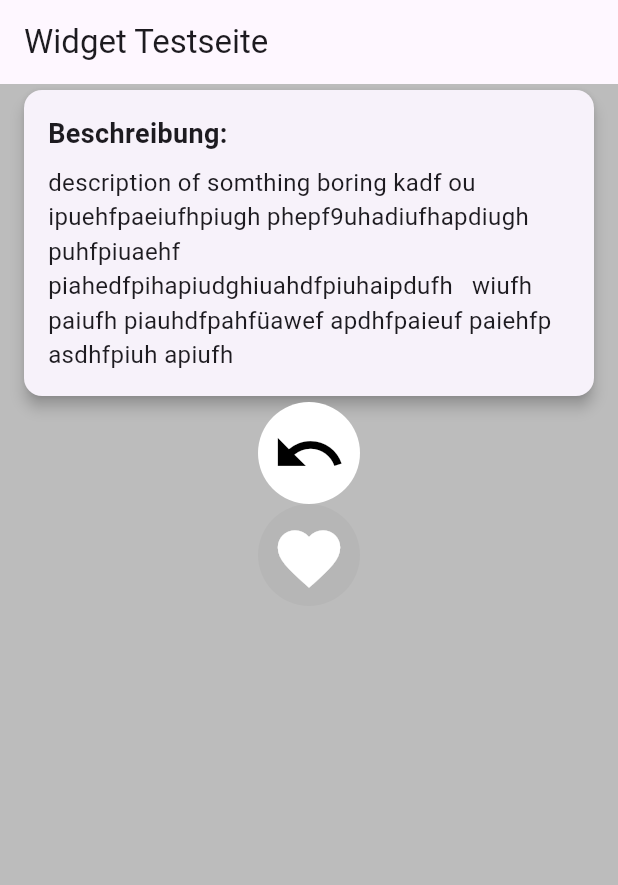
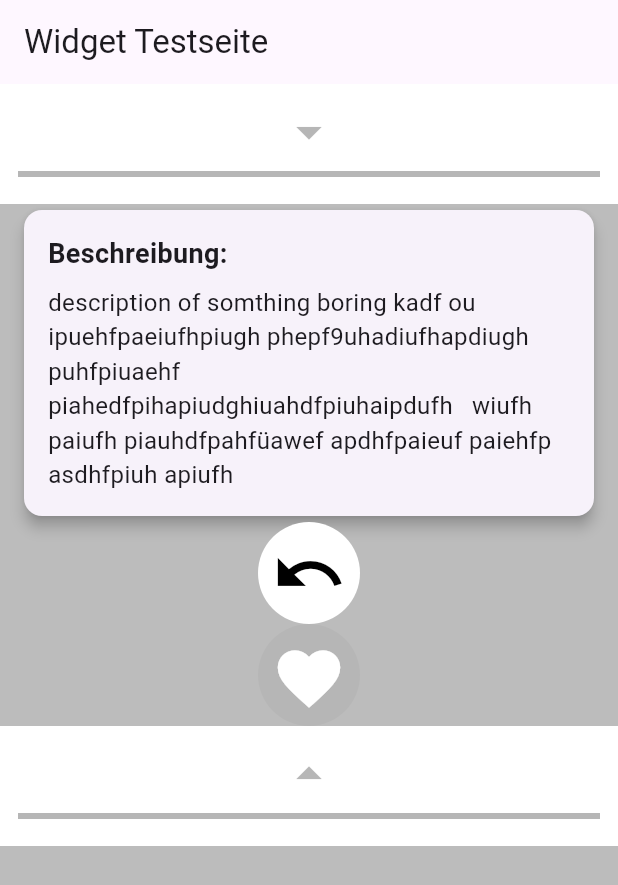
Before and after one commit to Sauttets/VinoVeritas, a Flutter app: the screen it shows after launch, on a phone screen of 412 x 824 dp. Shown: the top 885 px of the screen. Run offline on Flutter 3.47's test engine with Material 3 defaults, Android fonts, the phone set to English and light mode, and no system bars; drawn by our look-alikes of like_button.

```diff
--- a/lib/src/features/general_feature/widgets/test_page.dart
+++ b/lib/src/features/general_feature/widgets/test_page.dart
@@ -3,6 +3,7 @@ import 'package:vinoveritas/src/features/general_feature/widgets/heartbutton.dar
 import 'package:vinoveritas/src/features/wine_feature/widgets/description.dart';
 import 'package:vinoveritas/util/app_colors.dart';
 import 'package:vinoveritas/src/features/wine_feature/widgets/back_button.dart' as bb;
+import 'package:vinoveritas/src/features/wine_feature/widgets/dropdown_line.dart';
 
 
 class TestPage extends StatelessWidget {
@@ -18,13 +19,14 @@ class TestPage extends StatelessWidget {
           padding: const EdgeInsets.all(0.0),
           child: ListView(
             children:  [
-
+              const DropDownIndicator(down: true),
               const Description(description: "description of somthing boring kadf ou ipuehfpaeiufhpiugh phepf9uhadiufhapdiugh puhfpiuaehf piahedfpihapiudghiuahdfpiuhaipdufh   wiufh paiufh piauhdfpahfüawef apdhfpaieuf paiehfp asdhfpiuh apiufh"),
               bb.BackButton(onPressed: () {
                 // Hier wird die Platzhalterfunktionalität ausgeführt
                 print('Back button pressed');
               },),
-              const HeartButton()
+              const HeartButton(),
+              const DropDownIndicator(down: false),
              //füge weitere Widgets hinzu
             ],
           ),
--- /dev/null
+++ b/lib/src/features/wine_feature/widgets/dropdown_line.dart
@@ -0,0 +1,32 @@
+import 'package:flutter/material.dart';
+import 'package:vinoveritas/util/spacings.dart';
+import 'package:vinoveritas/util/app_colors.dart';
+
+class DropDownIndicator extends StatelessWidget {
+  final bool down;
+
+  const DropDownIndicator({Key? key, required this.down}) : super(key: key);
+
+  @override
+  Widget build(BuildContext context) {
+    return Container(
+      padding: const EdgeInsets.symmetric(vertical: Spacings.vertical),
+      color: AppColors.primaryWhite,
+      child: Column(
+        children: [
+          Icon(
+            down ? Icons.arrow_drop_down : Icons.arrow_drop_up,
+            color: AppColors.primaryGrey,
+            size: Spacings.iconSizeSmall,
+          ),
+          const Divider(
+            color: AppColors.primaryGrey,
+            thickness: Spacings.lineBorder,
+            indent: Spacings.horizontal,
+            endIndent: Spacings.horizontal,
+          ),
+        ],
+      ),
+    );
+  }
+}
--- a/lib/util/spacings.dart
+++ b/lib/util/spacings.dart
@@ -4,7 +4,13 @@ class Spacings {
   static const double cornerRadius = 12.0;
   static const double textFontSize = 16.0;
   static const double titleFontSize = 18.0;
+
+  static const double iconSizeXS = 30.0;
   static const double iconSizeSmall = 40.0;
-  static const double buttonSize = 50.0; // Size of the heart icon
+  static const double buttonSize = 50.0; // Size of the icon
   static const double buttonContainerSize = 68.0; // Size of the container
+
+  static const double lineVerticalThickness = 2.0;
+  static const double lineHorizontalThickness = 2.0;
+  static const double lineBorder = 4.0;
 }
```
Also changed, not shown: lib/src/features/wine_feature/widgets/descripion.dart (added, +58 -0 lines).
